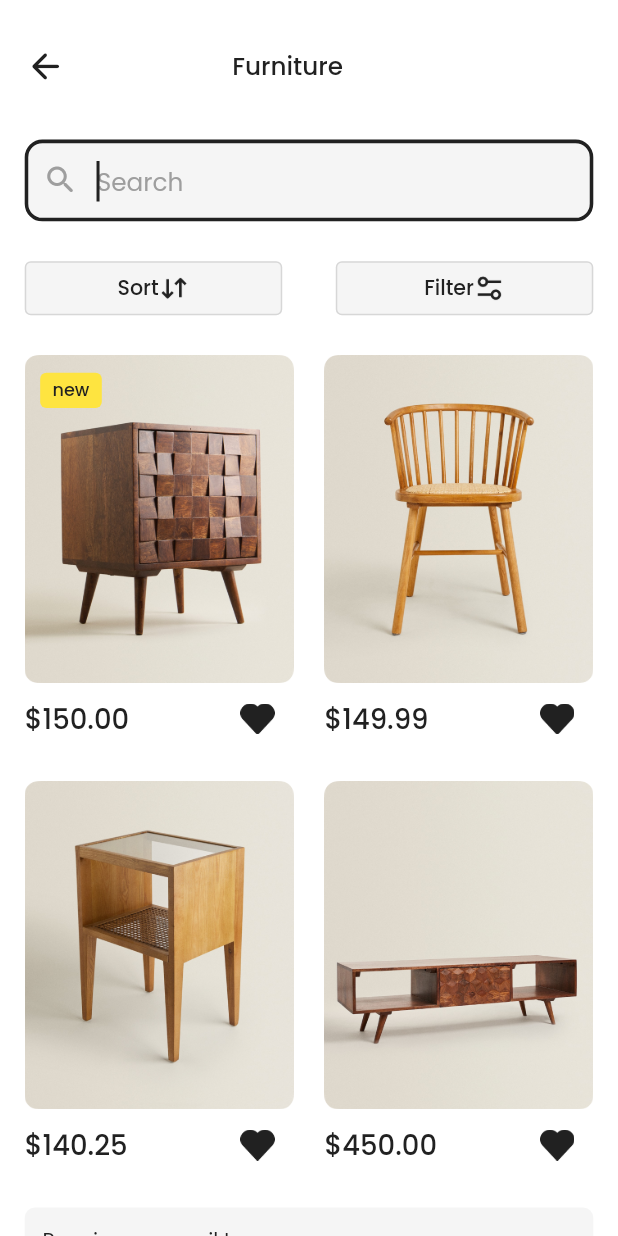
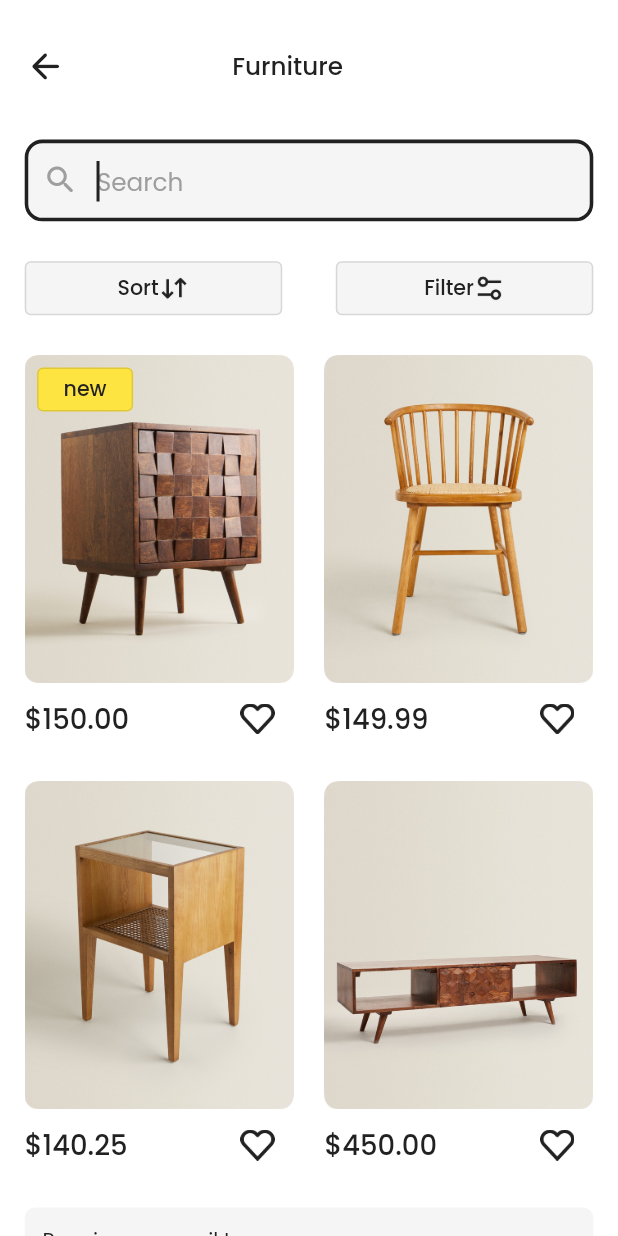
Before and after one commit to panchaniurvisha/ulmo_e_commerce, a Flutter app: the CatalogScreen screen opened directly, on a phone screen of 412 x 824 dp. Run offline on Flutter 3.47's test engine with Material 2 defaults, Android fonts, the phone set to English and light mode, and no system bars; our stand-ins replace cloud_firestore, firebase_auth, firebase_core, firebase_storage, fluttertoast, google_sign_in and 2 more; accounts and stored records are empty.

Commit message:
"12/7/2023"

```diff
--- a/lib/data/user_data_first_screen.dart
+++ b/lib/data/user_data_first_screen.dart
@@ -56,7 +56,7 @@ Map<String, dynamic> userData = {
     {
       "popularImage": "assets/images/square_table.png",
       "price": "\$140.25",
-      "recentlyNew": "",
+      "recentlyNew": "new",
       "itemName": "Square bedside table with legs, a rattan shelf and a..."
     },
     {
--- a/lib/main.dart
+++ b/lib/main.dart
@@ -1,7 +1,7 @@
 import 'package:firebase_core/firebase_core.dart';
 import 'package:flutter/material.dart';
 import 'package:ulmo_e_commerce_app/res/constant/app_colors.dart';
-import 'package:ulmo_e_commerce_app/view/catalog_screen.dart';
+import 'package:ulmo_e_commerce_app/view/home/home_screen.dart';
 
 void main() async {
   WidgetsFlutterBinding.ensureInitialized();
@@ -22,6 +22,6 @@ class MyApp extends StatelessWidget {
           primarySwatch: Colors.blue,
         ),
         debugShowCheckedModeBanner: false,
-        home: const CatalogScreen());
+        home: const HomeScreen());
   }
 }
--- a/lib/model/first_screen_model.dart
+++ b/lib/model/first_screen_model.dart
@@ -116,11 +116,14 @@ class CatalogItem {
 class PageContentItem {
   String? popularImage;
   String? price;
-
   String? recentlyNew;
   String? itemName;
-  PageContentItem(
-      {this.popularImage, this.price, this.itemName, this.recentlyNew});
+  PageContentItem({
+    this.popularImage,
+    this.recentlyNew,
+    this.price,
+    this.itemName,
+  });
   PageContentItem.fromJson(Map<String, dynamic> data) {
     popularImage = data["popularImage"];
     itemName = data["itemName"];
--- a/lib/res/common/app_column.dart
+++ b/lib/res/common/app_column.dart
@@ -1,4 +1,5 @@
 import 'package:flutter/material.dart';
+import 'package:ulmo_e_commerce_app/res/common/app_outline_button.dart';
 import 'package:ulmo_e_commerce_app/res/constant/app_colors.dart';
 import 'package:ulmo_e_commerce_app/res/constant/app_string.dart';
 
@@ -6,6 +7,7 @@ class AppColumn extends StatelessWidget {
   final int? index;
   final String? text;
   final String? data;
+  final Widget? appOutlineButton;
   final String? information;
   final String? image;
   final Widget? iconButton;
@@ -18,6 +20,7 @@ class AppColumn extends StatelessWidget {
     this.information,
     this.image,
     this.iconButton,
+    this.appOutlineButton,
   }) : super(key: key);
 
   @override
@@ -30,26 +33,12 @@ class AppColumn extends StatelessWidget {
           Image.asset(image! //"${userModel.popularItem![index].popularImage}",
               ),
           index == 0
-              ? Container(
-                  margin: EdgeInsets.only(
-                    top: height / 70,
-                    left: width / 40,
-                  ),
-                  decoration: BoxDecoration(
-                      color: AppColors.lightYellowTwo,
-                      borderRadius: BorderRadius.circular(width / 100)),
-                  child: Padding(
-                    padding: EdgeInsets.symmetric(
-                        vertical: height / 300, horizontal: width / 50),
-                    child: Text(
-                      text!, //"${userModel.popularItem![index].recentlyNew}",
-                      style: TextStyle(
-                        color: AppColors.black,
-                        fontFamily: AppString.appFontFamily,
-                        fontWeight: FontWeight.w500,
-                        fontSize: height / 70,
-                      ),
-                    ),
+              ? Positioned(
+                  left: width / 50,
+                  top: height / 100,
+                  child: SizedBox(
+                    height: height / 28,
+                    child: AppOutlineButton(text: text!),
                   ),
                 )
               : const SizedBox()
--- a/lib/view/catalog_screen.dart
+++ b/lib/view/catalog_screen.dart
@@ -20,16 +20,33 @@ class CatalogScreen extends StatefulWidget {
 }
 
 class _CatalogScreenState extends State<CatalogScreen> {
-  bool liked = false;
-  pressed() {
+  FirstScreenModel? userModel = FirstScreenModel.fromJson(userData);
+  List<bool> likedList = [];
+  List<bool> disLikedList = [];
+
+  @override
+  void initState() {
+    // TODO: implement initState
+    super.initState();
+    disLikedList =
+        List.generate(userModel!.popularItem!.length, (index) => true);
+    likedList = List.generate(userModel!.catalogItem!.length, (index) => false);
+  }
+
+  _pressedDislike(int index) {
     setState(() {
-      liked = !liked;
+      disLikedList[index] = !disLikedList[index];
+    });
+  }
+
+  pressed(int index) {
+    setState(() {
+      likedList[index] = !likedList[index];
     });
   }
 
   @override
   Widget build(BuildContext context) {
-    FirstScreenModel? userModel = FirstScreenModel.fromJson(userData);
     double height = MediaQuery.of(context).size.height;
     double width = MediaQuery.of(context).size.width;
     return SafeArea(
@@ -63,7 +80,7 @@ class _CatalogScreenState extends State<CatalogScreen> {
                 GridView.builder(
                     physics: const NeverScrollableScrollPhysics(),
                     shrinkWrap: true,
-                    itemCount: userModel.popularItem!.length,
+                    itemCount: userModel!.popularItem!.length,
                     gridDelegate: SliverGridDelegateWithFixedCrossAxisCount(
                       crossAxisCount: 2,
                       childAspectRatio: 0.50,
@@ -72,20 +89,19 @@ class _CatalogScreenState extends State<CatalogScreen> {
                     ),
                     itemBuilder: (context, index) => AppColumn(
                           image:
-                              "${userModel.popularItem![index].popularImage}",
-                          text: "${userModel.popularItem![index].recentlyNew}",
+                              "${userModel!.popularItem![index].popularImage}",
+                          text: "${userModel!.popularItem![index].recentlyNew}",
                           iconButton: IconButton(
-                            icon: Image.asset(
-                              liked
-                                  ? AppImages.disLikeIcon
-                                  : AppImages.likeIcon,
-                              height: height / 40,
-                            ),
-                            onPressed: () => pressed(),
-                          ),
-                          data: "${userModel.popularItem![index].price}",
+                              icon: Image.asset(
+                                disLikedList[index]
+                                    ? AppImages.disLikeIcon
+                                    : AppImages.likeIcon,
+                                height: height / 40,
+                              ),
+                              onPressed: () => _pressedDislike(index)),
+                          data: "${userModel!.popularItem![index].price}",
                           information:
-                              "${userModel.popularItem![index].itemName}",
+                              "${userModel!.popularItem![index].itemName}",
                           index: index,
                         )),
                 const AppContainer(
@@ -97,7 +113,7 @@ class _CatalogScreenState extends State<CatalogScreen> {
                     padding: EdgeInsets.only(top: height / 45),
                     physics: const NeverScrollableScrollPhysics(),
                     shrinkWrap: true,
-                    itemCount: userModel.catalogItem!.length,
+                    itemCount: userModel!.catalogItem!.length,
                     gridDelegate: SliverGridDelegateWithFixedCrossAxisCount(
                       crossAxisCount: 2,
                       childAspectRatio: 0.50,
@@ -106,20 +122,20 @@ class _CatalogScreenState extends State<CatalogScreen> {
                     ),
                     itemBuilder: (context, index) => AppColumn(
                           image:
-                              "${userModel.catalogItem![index].popularImage}",
-                          text: "${userModel.catalogItem![index].recentlyNew}",
-                          data: "${userModel.catalogItem![index].price}",
+                              "${userModel!.catalogItem![index].popularImage}",
+                          text: "${userModel!.catalogItem![index].recentlyNew}",
+                          data: "${userModel!.catalogItem![index].price}",
                           iconButton: IconButton(
                             icon: Image.asset(
-                              liked
+                              likedList[index]
                                   ? AppImages.disLikeIcon
                                   : AppImages.likeIcon,
                               height: height / 40,
                             ),
-                            onPressed: () => pressed(),
+                            onPressed: () => pressed(index),
                           ),
                           information:
-                              "${userModel.catalogItem![index].itemName}",
+                              "${userModel!.catalogItem![index].itemName}",
                           index: index,
                         )),
               ],
```
Also changed, not shown: lib/view/home/home_screen.dart (+38 -13 lines), lib/view/product_page.dart (+21 -11 lines), lib/view/product_page_two_screen.dart (+20 -12 lines).
